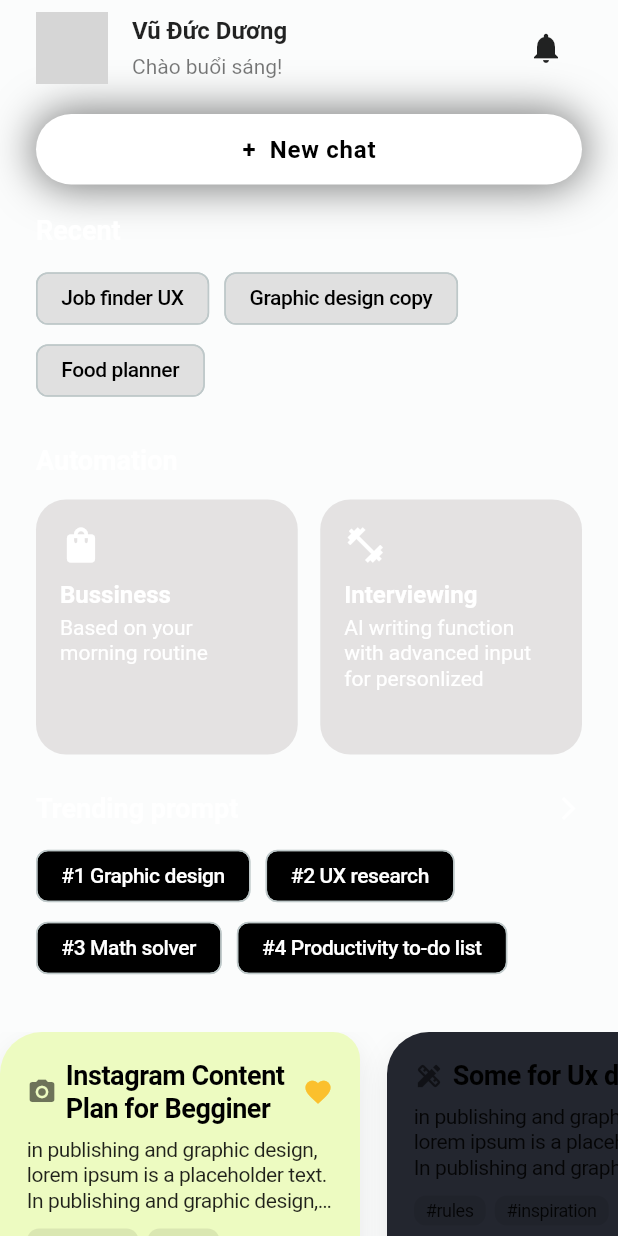
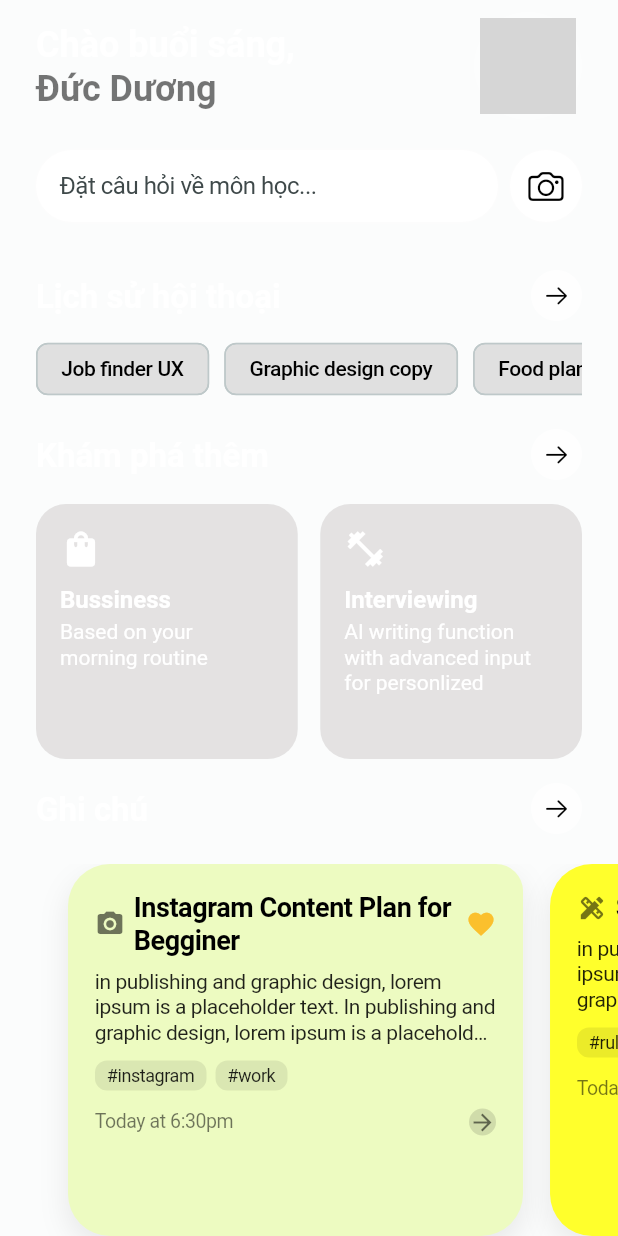
Before and after one commit to DuongYi/smart_learning_assistant, a Flutter app: the HomeTabScreen widget shown alone on an empty page, opened directly, on a phone screen of 412 x 824 dp. Run offline on Flutter 3.47's test engine with Material 3 defaults, Android fonts, the light colour scheme and no system bars; our stand-ins replace cached_network_image, dio, flutter_hooks, flutter_riverpod, freezed_annotation, go_router and 7 more; missing offline and left inert: flutter_math_fork; accounts and stored records are empty; generated files the repository leaves out were written again; network calls fail; Roboto replaces fonts that are missing (Mulish, SFPro); grey boxes are pictures that could not be loaded.

Commit message:
update_home

```diff
--- a/analysis_options.yaml
+++ b/analysis_options.yaml
@@ -9,4 +9,4 @@ analyzer:
   errors:
     invalid_annotation_target: ignore
     unnecessary_string_escapes: ignore
-    unused_import: error
+    unused_import: warning
--- a/lib/base/widget/k_text.dart
+++ b/lib/base/widget/k_text.dart
@@ -29,7 +29,7 @@ class KText extends ConsumerWidget {
     this.fontStyle = FontStyle.normal,
     this.textDecoration = TextDecoration.none,
     this.decorationColor = Colors.grey,
-    this.fontFamily = 'Mulish',
+    this.fontFamily = 'SFPro',
     this.lineHeight,
   });
 
--- /dev/null
+++ b/lib/constant/assets_path.dart
@@ -0,0 +1,8 @@
+const _imagePath = 'assets/images';
+
+class AssetPath {
+  AssetPath._(); // Không cho phép khởi tạo lớp này
+
+  // Image
+  static const String defaultAvatar = '$_imagePath/default_avatar.png';
+}
--- a/lib/modules/home/presentation/view/bottom_tab/home_tab_screen.dart
+++ b/lib/modules/home/presentation/view/bottom_tab/home_tab_screen.dart
@@ -1,12 +1,12 @@
+import 'package:flutter/cupertino.dart';
 import 'package:flutter/material.dart';
-import 'package:go_router/go_router.dart';
 import 'package:hooks_riverpod/hooks_riverpod.dart';
 import 'package:smart_learning_assistant/base/widget/k_text.dart';
-import 'package:smart_learning_assistant/core/routes/routes.dart';
-import 'package:smart_learning_assistant/core/service/theme/theme.dart';
 import 'package:smart_learning_assistant/modules/dummy_scrren_test/dummy_screen_test.dart';
-import 'package:smart_learning_assistant/modules/home/presentation/controller/home_controller.dart';
-import 'package:smart_learning_assistant/modules/home/presentation/widget/appbar_home_widget.dart';
+import 'dart:io';
+import 'package:image_picker/image_picker.dart';
+import 'package:smart_learning_assistant/modules/home/presentation/widget/appbar_new_home_widget.dart';
+import 'package:smart_learning_assistant/modules/home/presentation/widget/home_title_widget.dart';
 
 class StickyNoteCard extends StatelessWidget {
   final String title;
@@ -135,12 +135,48 @@ class StickyNoteCard extends StatelessWidget {
   }
 }
 
-class HomeTabScreen extends ConsumerWidget {
+class HomeTabScreen extends ConsumerStatefulWidget {
   const HomeTabScreen({super.key});
 
   @override
-  Widget build(BuildContext context, WidgetRef ref) {
-    final homeController = ref.watch(homeControllerProvider.notifier);
+  ConsumerState<HomeTabScreen> createState() => _HomeTabScreenState();
+}
+
+class _HomeTabScreenState extends ConsumerState<HomeTabScreen> {
+  final TextEditingController _textController = TextEditingController();
+  File? _selectedImage;
+  final ImagePicker _picker = ImagePicker();
+
+  Future<void> _pickImage() async {
+    final XFile? picked = await _picker.pickImage(source: ImageSource.gallery);
+    if (picked != null) {
+      setState(() {
+        _selectedImage = File(picked.path);
+      });
+    }
+  }
+
+  Future<void> _pickCamera() async {
+    final XFile? picked = await _picker.pickImage(source: ImageSource.camera);
+    if (picked != null) {
+      setState(() {
+        _selectedImage = File(picked.path);
+      });
+    }
+  }
+
+  void _sendMessage() {
+    _textController.clear();
+    setState(() {
+      _selectedImage = null;
+    });
+  }
+
+  @override
+  Widget build(BuildContext context) {
+    final PageController pageController = PageController(
+      viewportFraction: 0.78,
+    );
 
     return SingleChildScrollView(
       child: Column(
@@ -153,54 +189,126 @@ class HomeTabScreen extends ConsumerWidget {
               crossAxisAlignment: CrossAxisAlignment.start,
               children: [
                 // AppBar
-                AppBarHomeWidget(),
+                AppBarNewHomeWidget(),
 
-                SizedBox(height: 8),
+                const SizedBox(height: 8),
 
-                GestureDetector(
-                  onTap: () {
-                    // Handle new chat creation
-                    context.push(Routes.smartAssistant);
-                  },
+                // Input gửi tin nhắn + ảnh
+                Padding(
+                  padding: const EdgeInsets.only(bottom: 12),
+                  child: Row(
+                    children: [
+                      Expanded(
                         child: Container(
-                    width: double.infinity,
-                    padding: const EdgeInsets.all(14),
                           decoration: BoxDecoration(
                             color: Colors.white,
                             borderRadius: BorderRadius.circular(100),
                             boxShadow: [
                               BoxShadow(
-                          color: const Color(0xFFFFFFFF).tone(50),
-                          blurRadius: 24,
+                                color: Colors.white.withOpacity(0.2),
+                                blurRadius: 4,
                                 spreadRadius: 2,
                               ),
                             ],
                           ),
-                    child: const Center(
-                      child: Text(
-                        "+  New chat",
-                        style: TextStyle(
-                          color: Colors.black,
-                          fontSize: 16,
-                          letterSpacing: 0.5,
-                          fontWeight: FontWeight.w600,
+                          child: TextField(
+                            controller: _textController,
+                            minLines: 1,
+                            maxLines: 3,
+                            style: const TextStyle(fontSize: 16),
+                            decoration: const InputDecoration(
+                              hintText: 'Đặt câu hỏi về môn học...',
+                              border: InputBorder.none,
+                              contentPadding: EdgeInsets.symmetric(
+                                horizontal: 16,
+                                vertical: 12,
+                              ),
+                            ),
+                            onSubmitted: (_) => _sendMessage(),
                           ),
                         ),
                       ),
+                      const SizedBox(width: 8),
+                      Container(
+                        decoration: BoxDecoration(
+                          color: Colors.white,
+                          borderRadius: BorderRadius.circular(100),
+                          boxShadow: [
+                            BoxShadow(
+                              color: Colors.white.withOpacity(0.2),
+                              blurRadius: 4,
+                              spreadRadius: 2,
+                            ),
+                          ],
+                        ),
+                        child: PopupMenuButton<int>(
+                          icon: Icon(
+                            CupertinoIcons.camera,
+                            color: Colors.black,
+                          ),
+                          itemBuilder: (context) => [
+                            PopupMenuItem(
+                              value: 0,
+                              child: Row(
+                                children: const [
+                                  Icon(Icons.photo, size: 18),
+                                  SizedBox(width: 8),
+                                  Text('Chọn từ thư viện'),
+                                ],
+                              ),
+                            ),
+                            PopupMenuItem(
+                              value: 1,
+                              child: Row(
+                                children: const [
+                                  Icon(Icons.camera_alt, size: 18),
+                                  SizedBox(width: 8),
+                                  Text('Chụp ảnh'),
+                                ],
+                              ),
+                            ),
+                          ],
+                          onSelected: (value) {
+                            if (value == 0) _pickImage();
+                            if (value == 1) _pickCamera();
+                          },
+                        ),
+                      ),
+                    ],
+                  ),
+                ),
+                if (_selectedImage != null)
+                  Padding(
+                    padding: const EdgeInsets.only(bottom: 8),
+                    child: Stack(
+                      alignment: Alignment.topRight,
+                      children: [
+                        ClipRRect(
+                          borderRadius: BorderRadius.circular(12),
+                          child: Image.file(
+                            _selectedImage!,
+                            width: 80,
+                            height: 80,
+                            fit: BoxFit.cover,
+                          ),
+                        ),
+                        IconButton(
+                          icon: const Icon(Icons.close, size: 20),
+                          onPressed: () =>
+                              setState(() => _selectedImage = null),
+                        ),
+                      ],
                     ),
                   ),
 
-                const SizedBox(height: 20),
+                SizedBox(height: 20),
 
                 // Hiển thị nội dung tab đang chọn
-                KText(
-                  text: "Recent",
-                  fontSize: 18,
-                  color: Colors.white,
-                  fontWeight: FontWeight.bold,
-                ),
-                const SizedBox(height: 10),
-                Wrap(
+                HomeTitleWidget(title: "Lịch sử hội thoại"),
+                const SizedBox(height: 8),
+                SingleChildScrollView(
+                  scrollDirection: Axis.horizontal,
+                  child: Row(
                     spacing: 10,
                     children: const [
                       RecentChip(label: "Job finder UX"),
@@ -208,14 +316,10 @@ class HomeTabScreen extends ConsumerWidget {
                       RecentChip(label: "Food planner"),
                     ],
                   ),
-                const SizedBox(height: 25),
-                KText(
-                  text: "Automation",
-                  fontSize: 18,
-                  color: Colors.white,
-                  fontWeight: FontWeight.bold,
                 ),
-                const SizedBox(height: 15),
+                const SizedBox(height: 16),
+                HomeTitleWidget(title: "Khám phá thêm"),
+                const SizedBox(height: 16),
                 Row(
                   children: const [
                     Expanded(
@@ -236,40 +340,9 @@ class HomeTabScreen extends ConsumerWidget {
                     ),
                   ],
                 ),
-                const SizedBox(height: 25),
-                Row(
-                  mainAxisAlignment: MainAxisAlignment.spaceBetween,
-                  children: const [
-                    KText(
-                      text: "Trending prompt",
-                      fontSize: 18,
-                      color: Colors.white,
-                      fontWeight: FontWeight.bold,
-                    ),
-                    Icon(
-                      Icons.arrow_forward_ios,
-                      color: Colors.white,
-                      size: 18,
-                    ),
-                  ],
-                ),
-                const SizedBox(height: 10),
-                SizedBox(
-                  width: double.infinity,
-                  child: Wrap(
-                    spacing: 10,
-
-                    children: const [
-                      PromptChip(label: "#1 Graphic design"),
-                      PromptChip(label: "#2 UX research"),
-                      PromptChip(label: "#3 Math solver"),
-                      PromptChip(label: "#4 Productivity to-do list"),
-                    ],
-                  ),
-                ),
-
-                // const Spacer(),
-                const SizedBox(height: 20),
+                const SizedBox(height: 16),
+                HomeTitleWidget(title: "Ghi chú"),
+                const SizedBox(height: 8),
               ],
             ),
           ),
@@ -277,10 +350,44 @@ class HomeTabScreen extends ConsumerWidget {
           const SizedBox(height: 12),
           SizedBox(
             height: 260,
-            child: ListView(
-              scrollDirection: Axis.horizontal,
-              children: [
-                StickyNoteCard(
+            child: PageView.builder(
+              controller: pageController,
+              itemCount: 3,
+              itemBuilder: (context, index) {
+                return AnimatedBuilder(
+                  animation: pageController,
+                  builder: (context, child) {
+                    double value = 1.0;
+                    if (pageController.position.haveDimensions) {
+                      value =
+                          ((pageController.page ?? pageController.initialPage) -
+                                  index)
+                              .toDouble();
+                      value = (1 - (value.abs() * 0.18)).clamp(0.85, 1.0);
+                    }
+                    return Transform.scale(
+                      scale: value,
+                      child: Opacity(opacity: value, child: child),
+                    );
+                  },
+                  child: _buildStickyNoteByIndex(index),
+                );
+              },
+            ),
+          ),
+
+          const SizedBox(height: 100),
+
+          // ...rest of your home tab content...
+        ],
+      ),
+    );
+  }
+
+  Widget _buildStickyNoteByIndex(int index) {
+    switch (index) {
+      case 0:
+        return StickyNoteCard(
           title: 'Instagram Content Plan for Begginer',
           description:
               'in publishing and graphic design, lorem ipsum is a placeholder text. In publishing and graphic design, lorem ipsum is a placeholder text.',
@@ -289,17 +396,19 @@ class HomeTabScreen extends ConsumerWidget {
           icon: Icons.camera_alt,
           isFavorite: true,
           color: const Color(0xFFEDFBC1),
-                ),
-                StickyNoteCard(
+        );
+      case 1:
+        return StickyNoteCard(
           title: 'Some for Ux designer',
           description:
               'in publishing and graphic design, lorem ipsum is a placeholder text. In publishing and graphic design, lorem ipsum is a placeholder text.',
           tags: ['#rules', '#inspiration'],
           time: 'Today at 6:30pm',
           icon: Icons.design_services,
-                  color: const Color(0xFF23262F),
-                ),
-                StickyNoteCard(
+          color: const Color.fromARGB(255, 255, 255, 44),
+        );
+      case 2:
+        return StickyNoteCard(
           title: 'AI Content Plan',
           description:
               'AI can help you generate content ideas and schedule posts easily.',
@@ -307,14 +416,9 @@ class HomeTabScreen extends ConsumerWidget {
           time: 'Tomorrow at 9:00am',
           icon: Icons.smart_toy,
           color: const Color(0xFFD1F2EB),
-                ),
-              ],
-            ),
-          ),
-
-          // ...rest of your home tab content...
-        ],
-      ),
         );
+      default:
+        return const SizedBox();
     }
   }
+}
--- /dev/null
+++ b/lib/modules/home/presentation/widget/appbar_new_home_widget.dart
@@ -0,0 +1,88 @@
+import 'package:cached_network_image/cached_network_image.dart';
+import 'package:flutter/material.dart';
+import 'package:hooks_riverpod/hooks_riverpod.dart';
+import 'package:smart_learning_assistant/base/widget/k_text.dart';
+import 'package:smart_learning_assistant/constant/assets_path.dart';
+import 'package:smart_learning_assistant/core/service/theme/theme.dart';
+
+class AppBarNewHomeWidget extends ConsumerWidget {
+  const AppBarNewHomeWidget({super.key});
+
+  @override
+  Widget build(BuildContext context, WidgetRef ref) {
+    final paddingSafe = MediaQuery.of(context).padding;
+    final isDark = Theme.of(context).brightness == Brightness.dark;
+
+    return Container(
+      padding: EdgeInsets.only(
+        top: paddingSafe.top + 8,
+        // left: 16,
+        // right: 16,
+        bottom: 12,
+      ),
+      color: Colors.transparent,
+      child: Row(
+        crossAxisAlignment: CrossAxisAlignment.center,
+        children: [
+          // Avatar
+          Expanded(
+            child: Column(
+              crossAxisAlignment: CrossAxisAlignment.start,
+              mainAxisAlignment: MainAxisAlignment.center,
+              children: [
+                KText(
+                  text: 'Chào buổi sáng,',
+                  fontSize: 24,
+                  fontWeight: FontWeight.w600,
+                  color: isDark ? Color(0xFFB6FFB0) : Colors.white,
+                ),
+
+                KText(
+                  text: 'Đức Dương',
+                  fontSize: 24,
+                  fontWeight: FontWeight.w600,
+                  color: isDark ? Colors.white : Colors.black54,
+                ),
+              ],
+            ),
+          ),
+          // Notification Icon
+          Container(
+            padding: const EdgeInsets.all(4),
+            decoration: BoxDecoration(
+              color: Colors.white.withOpacity(0.3),
+              shape: BoxShape.circle,
+            ),
+            child: Container(
+              decoration: BoxDecoration(
+                color: isDark ? Colors.white.tone(40) : Colors.grey[200],
+                shape: BoxShape.circle,
+                boxShadow: [
+                  BoxShadow(
+                    color: Colors.white24,
+                    blurRadius: 10,
+                    spreadRadius: 2,
+                  ),
+                ],
+              ),
+              child: CircleAvatar(
+                radius: 32,
+                backgroundImage: CachedNetworkImageProvider(
+                  'https://cdn11.dienmaycholon.vn/filewebdmclnew/public/userupload/files/Image%20FP_2024/avatar-dep-cho-nam-2.jpg', // Replace with your image URL
+                ),
+                foregroundImage: AssetImage(
+                  AssetPath.defaultAvatar, // Placeholder image
+                ),
+                child: Icon(
+                  Icons.person,
+                  size: 30,
+                  color: isDark ? Colors.white : Colors.grey[800],
+                ),
+              ),
+            ),
+          ),
+        ],
+      ),
+    );
+  }
+}
--- /dev/null
+++ b/lib/modules/home/presentation/widget/home_title_widget.dart
@@ -0,0 +1,39 @@
+import 'package:flutter/cupertino.dart';
+import 'package:flutter/material.dart';
+import 'package:hooks_riverpod/hooks_riverpod.dart';
+import 'package:smart_learning_assistant/base/widget/k_text.dart';
+
+class HomeTitleWidget extends ConsumerWidget {
+  const HomeTitleWidget({super.key, required this.title});
+
+  final String title;
+
+  @override
+  Widget build(BuildContext context, WidgetRef ref) {
+    return Row(
+      mainAxisAlignment: MainAxisAlignment.spaceBetween,
+      crossAxisAlignment: CrossAxisAlignment.center,
+      children: [
+        KText(
+          text: title,
+          fontSize: 22,
+          color: Colors.white,
+          fontWeight: FontWeight.w600,
+        ),
+        const SizedBox(width: 8),
+        Container(
+          padding: const EdgeInsets.all(8),
+          decoration: BoxDecoration(
+            color: Colors.white.withOpacity(0.8),
+            borderRadius: BorderRadius.circular(100),
+          ),
+          child: Icon(
+            CupertinoIcons.arrow_right,
+            color: Colors.black,
+            size: 18,
+          ),
+        ),
+      ],
+    );
+  }
+}
--- a/pubspec.yaml
+++ b/pubspec.yaml
@@ -76,10 +76,8 @@ dev_dependencies:
 flutter:
   uses-material-design: true
 
-  # To add assets to your application, add an assets section, like this:
-  # assets:
-  #   - images/a_dot_burr.jpeg
-  #   - images/a_dot_ham.jpeg
+  assets:
+    - assets/images/
   fonts:
     - family: SFPro
       fonts:
```
Also changed, not shown: assets/images/default_avatar.png (added). Lines whose indentation alone changed are shown as unchanged.
